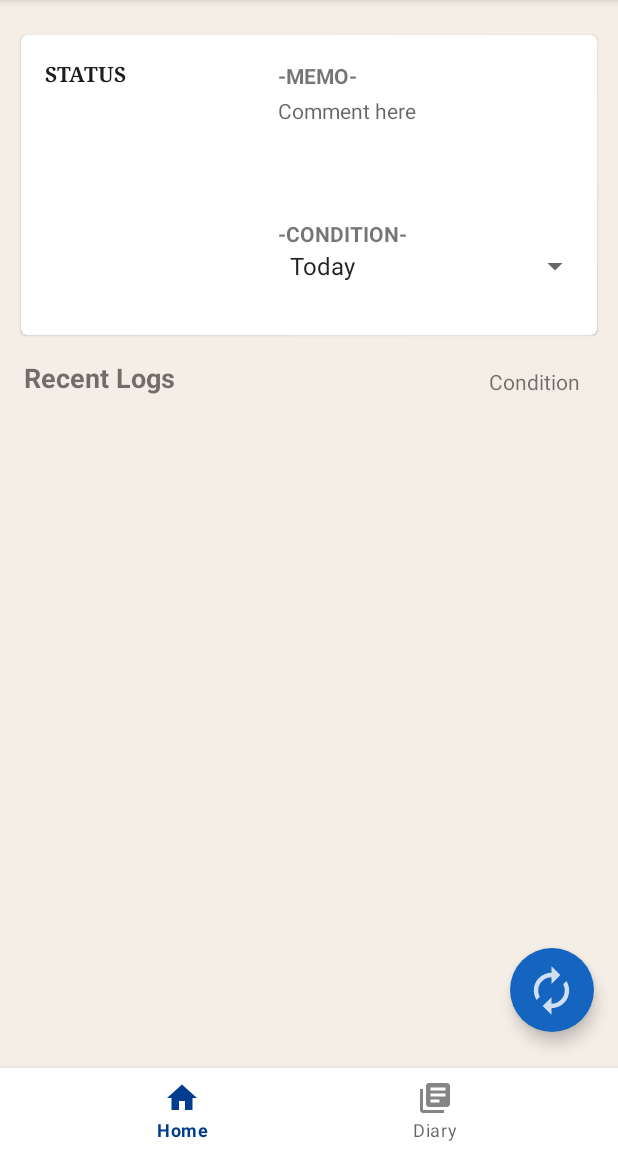
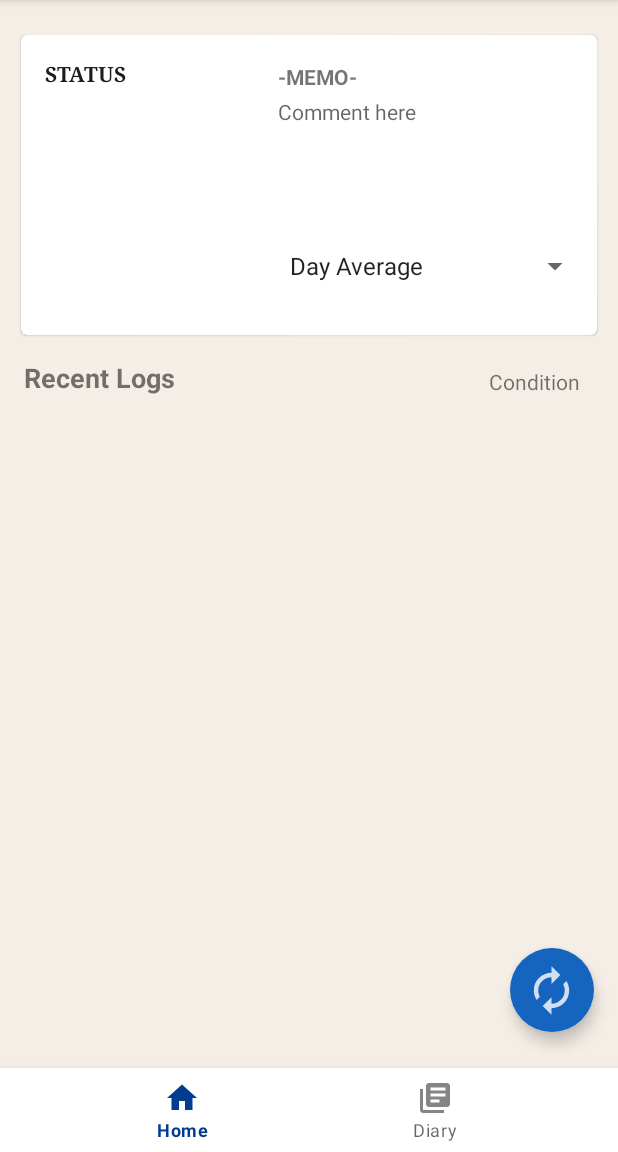
Before and after one commit to watarutower/LifelogApp, an Android app: the screen it shows after launch (MainActivity), on a phone screen of 412 x 824 dp, the part 84-1236 px from its top. Run offline under Robolectric (Android 15) with nearby library versions, the phone set to English and light mode, and no system bars; our stand-ins replace Room's generated code, data binding; 3 statements that could not run were skipped.

Commit message:
changed spinner text

```diff
--- a/app/src/main/res/layout/fragment_home.xml
+++ b/app/src/main/res/layout/fragment_home.xml
@@ -129,11 +129,11 @@
                             app:layout_constraintEnd_toEndOf="parent"
                             app:layout_constraintStart_toStartOf="parent">
 
-                            <TextView
-                                android:layout_width="match_parent"
-                                android:layout_height="wrap_content"
-                                android:text="@string/text_average"
-                                android:textStyle="bold" />
+<!--                            <TextView-->
+<!--                                android:layout_width="match_parent"-->
+<!--                                android:layout_height="wrap_content"-->
+<!--                                android:text="@string/text_average"-->
+<!--                                android:textStyle="bold" />-->
 
                             <Spinner
                                 android:id="@+id/average_spinner"
@@ -144,7 +144,6 @@
                                 android:onItemSelected="@{(parent, view, selection, id)-> homeViewModel.setAverageSelected(selection)}"
                                 android:prompt="@string/average_prompt"
                                 android:selectedItemPosition="@{homeViewModel.averageSelection}"
-                                android:textSize="12sp"
                                 app:layout_constraintEnd_toEndOf="parent"
                                 app:layout_constraintStart_toStartOf="parent"
                                 app:layout_constraintTop_toBottomOf="@id/first_linear" />
--- a/app/src/main/res/values/arrays.xml
+++ b/app/src/main/res/values/arrays.xml
@@ -5,7 +5,7 @@
 
     <!--Text values of Average Condition-->
     <string-array name="average_array">
-        <item> Today</item>
+        <item>Day Average</item>
         <item>in 3 Days</item>
         <item>in a Week</item>
         <item>in a Month</item>
```
